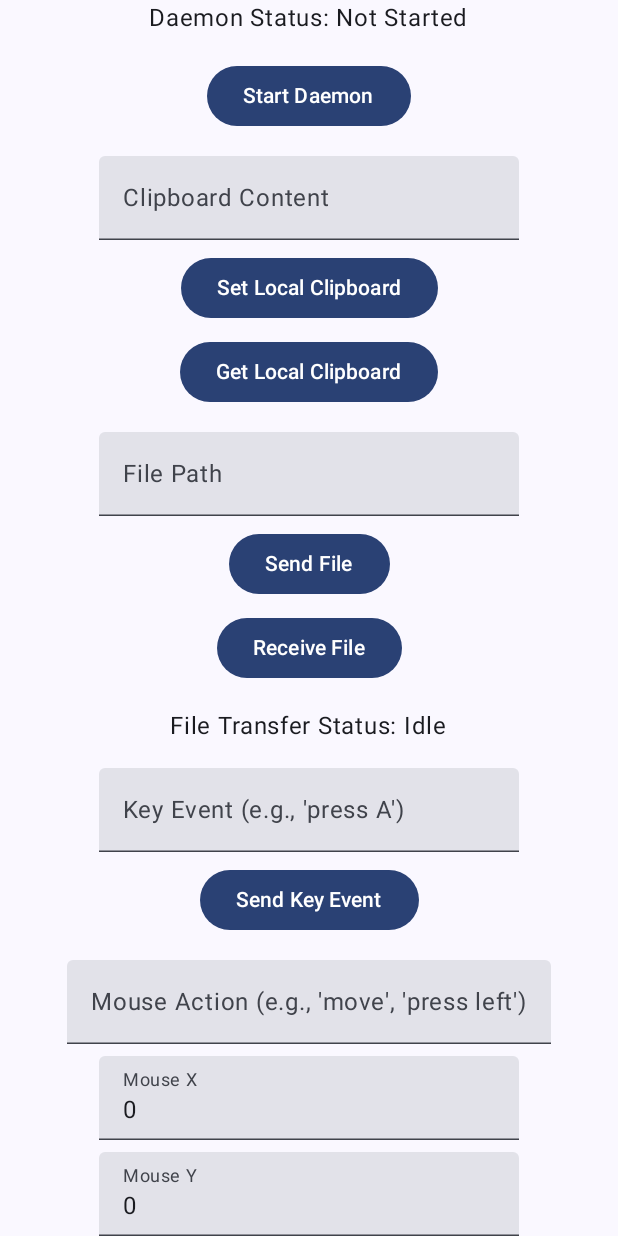
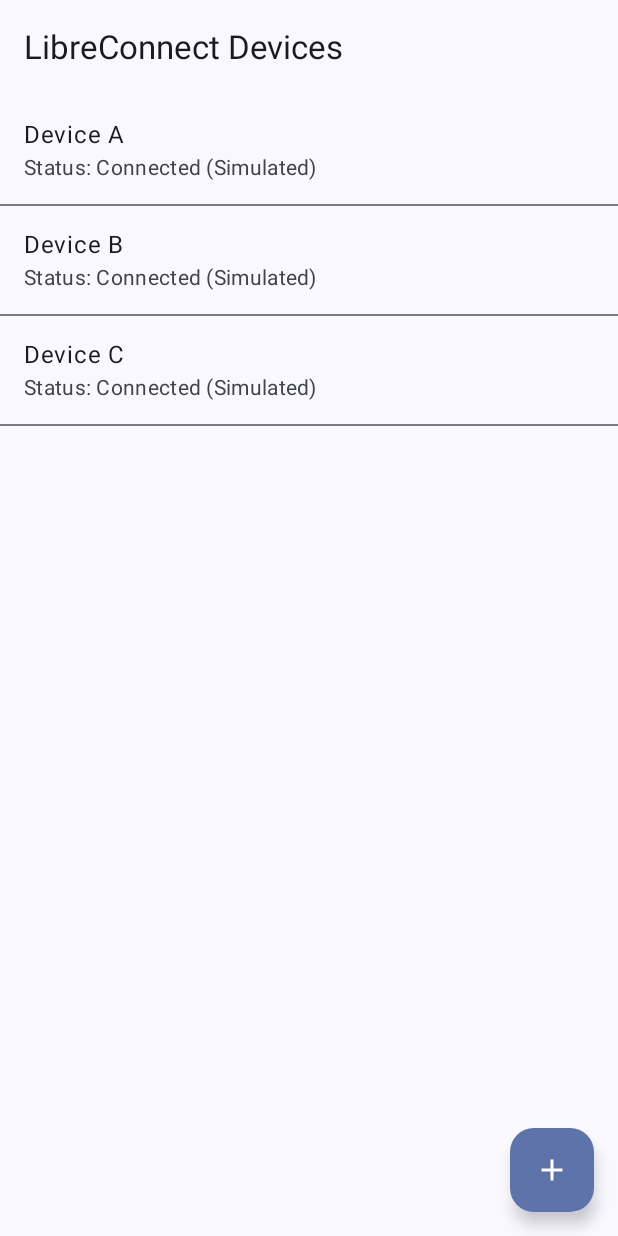
Before and after one commit to libre-tools/libreconnect, an Android app built with Jetpack Compose: the screen it shows after launch (MainActivity), on a phone screen of 412 x 824 dp. Run offline under Robolectric (Android 15) with nearby library versions, the phone set to English and light mode, and no system bars.

```diff
--- a/mobile/android/app/src/main/java/dev/libretools/connect/MainActivity.kt
+++ b/mobile/android/app/src/main/java/dev/libretools/connect/MainActivity.kt
@@ -1,20 +1,16 @@
 package dev.libretools.connect
 
-import android.content.ClipData
-import android.content.ClipboardManager
-import android.content.Context
 import android.os.Bundle
 import androidx.activity.ComponentActivity
 import androidx.activity.compose.setContent
 import androidx.activity.enableEdgeToEdge
-import androidx.compose.foundation.layout.Arrangement
-import androidx.compose.foundation.layout.Column
-import androidx.compose.foundation.layout.fillMaxSize
-import androidx.compose.foundation.layout.padding
-import androidx.compose.material3.Button
-import androidx.compose.material3.Scaffold
-import androidx.compose.material3.Text
-import androidx.compose.material3.TextField
+import androidx.compose.foundation.clickable
+import androidx.compose.foundation.layout.*
+import androidx.compose.foundation.lazy.LazyColumn
+import androidx.compose.foundation.lazy.items
+import androidx.compose.material.icons.Icons
+import androidx.compose.material.icons.filled.Add
+import androidx.compose.material3.*
 import androidx.compose.runtime.Composable
 import androidx.compose.runtime.getValue
 import androidx.compose.runtime.mutableStateOf
@@ -22,9 +18,12 @@ import androidx.compose.runtime.remember
 import androidx.compose.runtime.setValue
 import androidx.compose.ui.Alignment
 import androidx.compose.ui.Modifier
-import androidx.compose.ui.platform.LocalContext
 import androidx.compose.ui.tooling.preview.Preview
 import androidx.compose.ui.unit.dp
+import androidx.navigation.NavController
+import androidx.navigation.compose.NavHost
+import androidx.navigation.compose.composable
+import androidx.navigation.compose.rememberNavController
 import dev.libretools.connect.ui.theme.LibreConnectTheme
 
 class MainActivity : ComponentActivity() {
@@ -33,136 +32,76 @@ class MainActivity : ComponentActivity() {
         enableEdgeToEdge()
         setContent {
             LibreConnectTheme {
-                LibreConnectApp()
+                LibreConnectNavHost()
             }
         }
     }
 }
 
 @Composable
-fun LibreConnectApp(modifier: Modifier = Modifier) {
-    val context = LocalContext.current
-    val clipboardManager = context.getSystemService(Context.CLIPBOARD_SERVICE) as ClipboardManager
+fun LibreConnectNavHost() {
+    val navController = rememberNavController()
+    NavHost(navController = navController, startDestination = "deviceList") {
+        composable("deviceList") {
+            DeviceListScreen(navController = navController)
+        }
+        composable("deviceDetail/{deviceId}") { backStackEntry ->
+            val deviceId = backStackEntry.arguments?.getString("deviceId") ?: return@composable
+            DeviceDetailScreen(deviceId = deviceId, navController = navController)
+        }
+    }
+}
 
-    var daemonStatus by remember { mutableStateOf("Daemon Status: Not Started") }
-    var clipboardContent by remember { mutableStateOf("") }
-    var filePath by remember { mutableStateOf("") }
-    var fileTransferStatus by remember { mutableStateOf("File Transfer Status: Idle") }
-    var keyEventInput by remember { mutableStateOf("") }
-    var mouseEventAction by remember { mutableStateOf("") }
-    var mouseEventX by remember { mutableStateOf("0") }
-    var mouseEventY by remember { mutableStateOf("0") }
+@OptIn(ExperimentalMaterial3Api::class)
+@Composable
+fun DeviceListScreen(navController: NavController) {
+    val devices = remember { mutableStateOf(listOf("Device A", "Device B", "Device C")) }
 
-    Scaffold(modifier = modifier.fillMaxSize()) { innerPadding ->
+    Scaffold(
+        topBar = {
+            TopAppBar(title = { Text("LibreConnect Devices") })
+        },
+        floatingActionButton = {
+            FloatingActionButton(onClick = { /* TODO: Implement device discovery */ }) {
+                Icon(Icons.Filled.Add, "Add new device")
+            }
+        }
+    ) { innerPadding ->
+        LazyColumn(modifier = Modifier.padding(innerPadding)) {
+            items(devices.value) { deviceName ->
+                ListItem(
+                    headlineContent = { Text(deviceName) },
+                    supportingContent = { Text("Status: Connected (Simulated)") },
+                    modifier = Modifier.clickable {
+                        navController.navigate("deviceDetail/$deviceName")
+                    }
+                )
+                Divider()
+            }
+        }
+    }
+}
+
+@OptIn(ExperimentalMaterial3Api::class)
+@Composable
+fun DeviceDetailScreen(deviceId: String, navController: NavController) {
+    Scaffold(
+        topBar = {
+            TopAppBar(title = { Text("Device: $deviceId") })
+        }
+    ) { innerPadding ->
         Column(
             modifier = Modifier
                 .fillMaxSize()
-                .padding(innerPadding),
-            verticalArrangement = Arrangement.Center,
-            horizontalAlignment = Alignment.CenterHorizontally
+                .padding(innerPadding)
+                .padding(16.dp),
+            horizontalAlignment = Alignment.CenterHorizontally,
+            verticalArrangement = Arrangement.Center
         ) {
-            Text(
-                text = daemonStatus,
-                modifier = Modifier.padding(bottom = 16.dp)
-            )
-            Button(onClick = {
-                daemonStatus = "Daemon Status: Started (simulated)"
-            }) {
-                Text("Start Daemon")
-            }
-
-            TextField(
-                value = clipboardContent,
-                onValueChange = { clipboardContent = it },
-                label = { Text("Clipboard Content") },
-                modifier = Modifier.padding(top = 16.dp)
-            )
-
-            Button(onClick = {
-                val clip = ClipData.newPlainText("LibreConnect Clipboard", clipboardContent)
-                clipboardManager.setPrimaryClip(clip)
-                println("Set local clipboard: $clipboardContent")
-                // In a real app, this would send clipboardContent to the daemon
-            }, modifier = Modifier.padding(top = 8.dp)) {
-                Text("Set Local Clipboard")
-            }
-
-            Button(onClick = {
-                val item = clipboardManager.primaryClip?.getItemAt(0)
-                val text = item?.text?.toString() ?: ""
-                clipboardContent = text
-                println("Got local clipboard: $clipboardContent")
-                // In a real app, this would request clipboard from the daemon
-            }, modifier = Modifier.padding(top = 8.dp)) {
-                Text("Get Local Clipboard")
-            }
-
-            TextField(
-                value = filePath,
-                onValueChange = { filePath = it },
-                label = { Text("File Path") },
-                modifier = Modifier.padding(top = 16.dp)
-            )
-
-            Button(onClick = {
-                fileTransferStatus = "Sending file: $filePath (simulated)"
-                println("Simulating sending file: $filePath")
-                // In a real app, this would send the file to the daemon
-            }, modifier = Modifier.padding(top = 8.dp)) {
-                Text("Send File")
-            }
-
-            Button(onClick = {
-                fileTransferStatus = "Receiving file (simulated)"
-                println("Simulating receiving file.")
-                // In a real app, this would request a file from the daemon
-            }, modifier = Modifier.padding(top = 8.dp)) {
-                Text("Receive File")
-            }
-
-            Text(
-                text = fileTransferStatus,
-                modifier = Modifier.padding(top = 16.dp)
-            )
-
-            TextField(
-                value = keyEventInput,
-                onValueChange = { keyEventInput = it },
-                label = { Text("Key Event (e.g., 'press A')") },
-                modifier = Modifier.padding(top = 16.dp)
-            )
-
-            Button(onClick = {
-                println("Simulating sending key event: $keyEventInput")
-                // In a real app, this would send the key event to the daemon
-            }, modifier = Modifier.padding(top = 8.dp)) {
-                Text("Send Key Event")
-            }
-
-            TextField(
-                value = mouseEventAction,
-                onValueChange = { mouseEventAction = it },
-                label = { Text("Mouse Action (e.g., 'move', 'press left')") },
-                modifier = Modifier.padding(top = 16.dp)
-            )
-            TextField(
-                value = mouseEventX,
-                onValueChange = { mouseEventX = it },
-                label = { Text("Mouse X") },
-                modifier = Modifier.padding(top = 8.dp)
-            )
-            TextField(
-                value = mouseEventY,
-                onValueChange = { mouseEventY = it },
-                label = { Text("Mouse Y") },
-                modifier = Modifier.padding(top = 8.dp)
-            )
-
-            Button(onClick = {
-                println("Simulating sending mouse event: action=$mouseEventAction, x=$mouseEventX, y=$mouseEventY")
-                // In a real app, this would send the mouse event to the daemon
-            }, modifier = Modifier.padding(top = 8.dp)) {
-                Text("Send Mouse Event")
+            Text(text = "Details for $deviceId", style = MaterialTheme.typography.headlineMedium)
+            Spacer(Modifier.height(16.dp))
+            Button(onClick = { navController.popBackStack() }) {
+                Text("Back to Device List")
             }
         }
     }
@@ -170,8 +109,16 @@ fun LibreConnectApp(modifier: Modifier = Modifier) {
 
 @Preview(showBackground = true)
 @Composable
-fun LibreConnectAppPreview() {
+fun PreviewDeviceListScreen() {
     LibreConnectTheme {
-        LibreConnectApp()
+        DeviceListScreen(rememberNavController())
     }
 }
+
+@Preview(showBackground = true)
+@Composable
+fun PreviewDeviceDetailScreen() {
+    LibreConnectTheme {
+        DeviceDetailScreen("TestDevice", rememberNavController())
+    }
+}
```
Also changed, not shown: 2 other files.
